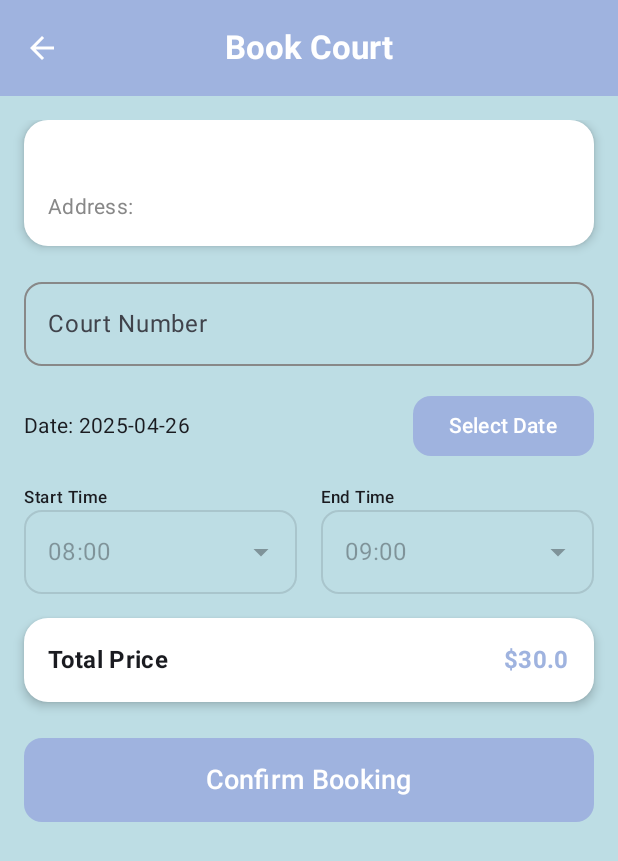
After one commit to Logiqode/ProyekMobileFrontEnd, an Android app built with Jetpack Compose: the composable BookingFormScreen called with empty values, on a phone screen of 412 x 824 dp. The commit adds this screen. Shown: the top 861 px of the screen. Run offline under Robolectric (Android 15) with nearby library versions, the phone set to English and light mode, and no system bars.

Commit message:
Booking Form

```diff
--- /dev/null
+++ b/app/src/main/java/com/example/bookminton/pages/BookingFormScreen.kt
@@ -0,0 +1,330 @@
+package com.example.bookminton.pages
+
+import android.app.DatePickerDialog
+import androidx.compose.foundation.background
+import androidx.compose.foundation.layout.*
+import androidx.compose.foundation.rememberScrollState
+import androidx.compose.foundation.verticalScroll
+import androidx.compose.material.icons.Icons
+import androidx.compose.material.icons.filled.ArrowBack
+import androidx.compose.material.icons.filled.ArrowDropDown
+import androidx.compose.material3.*
+import androidx.compose.runtime.*
+import androidx.compose.ui.Alignment
+import androidx.compose.ui.Modifier
+import androidx.compose.ui.graphics.Color
+import androidx.compose.ui.platform.LocalContext
+import androidx.compose.ui.text.font.FontWeight
+import androidx.compose.ui.unit.dp
+import androidx.compose.ui.unit.sp
+import androidx.navigation.NavHostController
+import androidx.compose.foundation.shape.RoundedCornerShape
+import java.time.LocalDate
+import java.time.LocalTime
+import com.example.bookminton.ui.theme.*
+import androidx.compose.material3.OutlinedTextFieldDefaults
+import androidx.compose.material3.Icon
+import androidx.compose.foundation.clickable
+import androidx.compose.foundation.interaction.MutableInteractionSource
+
+@OptIn(ExperimentalMaterial3Api::class)
+@Composable
+fun BookingFormScreen(
+    navController: NavHostController,
+    courtName: String,
+    courtAddress: String
+) {
+    var courtNumber by remember { mutableStateOf("") }
+    var selectedDate by remember { mutableStateOf(LocalDate.now()) }
+    var startTime by remember { mutableStateOf(LocalTime.of(8, 0)) }
+    var endTime by remember { mutableStateOf(LocalTime.of(9, 0)) }
+    val showToast = remember { mutableStateOf(false) }
+    val toastMessage = remember { mutableStateOf("") }
+    val isSuccess = remember { mutableStateOf(true) }
+    val context = LocalContext.current
+
+    // Time options
+    val timeOptions = remember {
+        (8..22).flatMap { hour ->
+            listOf(
+                LocalTime.of(hour, 0),
+                LocalTime.of(hour, 30)
+            )
+        }
+    }
+
+    if (showToast.value) {
+        LaunchedEffect(Unit) {
+            kotlinx.coroutines.delay(3500)
+            showToast.value = false
+            navController.navigate("transactions") {
+                popUpTo("home")
+            }
+        }
+    }
+
+    Scaffold(
+        topBar = {
+            CenterAlignedTopAppBar(
+                title = {
+                    Text(
+                        "Book Court",
+                        color = Color.White,
+                        fontWeight = FontWeight.Bold
+                    )
+                },
+                navigationIcon = {
+                    IconButton(onClick = { navController.popBackStack() }) {
+                        Icon(
+                            Icons.Default.ArrowBack,
+                            contentDescription = "Back",
+                            tint = Color.White
+                        )
+                    }
+                },
+                colors = TopAppBarDefaults.centerAlignedTopAppBarColors(
+                    containerColor = LightBlue
+                )
+            )
+        }
+    ) { padding ->
+        Box(
+            modifier = Modifier
+                .fillMaxSize()
+                .padding(padding)
+                .background(SoftTeal)
+        ) {
+            Column(
+                modifier = Modifier
+                    .fillMaxSize()
+                    .padding(16.dp)
+                    .verticalScroll(rememberScrollState())
+            ) {
+                // Toast notification
+                if (showToast.value) {
+                    Box(
+                        modifier = Modifier
+                            .fillMaxWidth()
+                            .background(if (isSuccess.value) statusGreen else statusRed)
+                            .padding(8.dp),
+                        contentAlignment = Alignment.Center
+                    ) {
+                        Text(
+                            text = toastMessage.value,
+                            color = Color.White,
+                            fontWeight = FontWeight.Bold
+                        )
+                    }
+                    Spacer(modifier = Modifier.height(8.dp))
+                }
+
+                // Court Information
+                Card(
+                    modifier = Modifier.fillMaxWidth(),
+                    colors = CardDefaults.cardColors(containerColor = Color.White),
+                    elevation = CardDefaults.cardElevation(defaultElevation = 4.dp),
+                    shape = RoundedCornerShape(16.dp)
+                ) {
+                    Column(modifier = Modifier.padding(16.dp)) {
+                        Text(
+                            text = courtName,
+                            style = MaterialTheme.typography.titleMedium,
+                            fontWeight = FontWeight.Bold,
+                            color = LightBlue
+                        )
+                        Spacer(modifier = Modifier.height(8.dp))
+                        Text(
+                            text = "Address: $courtAddress",
+                            style = MaterialTheme.typography.bodyMedium,
+                            color = Color.Gray
+                        )
+                    }
+                }
+
+                Spacer(modifier = Modifier.height(16.dp))
+
+                // Court Number Input
+                OutlinedTextField(
+                    value = courtNumber,
+                    onValueChange = { courtNumber = it },
+                    modifier = Modifier.fillMaxWidth(),
+                    label = { Text("Court Number") },
+                    shape = RoundedCornerShape(12.dp),
+                    colors = OutlinedTextFieldDefaults.colors(
+                        focusedBorderColor = LightBlue,
+                        unfocusedBorderColor = Color.Gray
+                    )
+                )
+
+                Spacer(modifier = Modifier.height(16.dp))
+
+                // Date Picker
+                Row(
+                    modifier = Modifier.fillMaxWidth(),
+                    verticalAlignment = Alignment.CenterVertically,
+                    horizontalArrangement = Arrangement.SpaceBetween
+                ) {
+                    Text(
+                        text = "Date: $selectedDate",
+                        style = MaterialTheme.typography.bodyMedium
+                    )
+                    Button(
+                        onClick = {
+                            DatePickerDialog(
+                                context,
+                                { _, year, month, dayOfMonth ->
+                                    selectedDate = LocalDate.of(year, month + 1, dayOfMonth)
+                                },
+                                selectedDate.year,
+                                selectedDate.monthValue - 1,
+                                selectedDate.dayOfMonth
+                            ).apply {
+                                datePicker.minDate = System.currentTimeMillis()
+                                show()
+                            }
+                        },
+                        colors = ButtonDefaults.buttonColors(
+                            containerColor = LightBlue,
+                            contentColor = Color.White
+                        ),
+                        shape = RoundedCornerShape(12.dp)
+                    ) {
+                        Text("Select Date")
+                    }
+                }
+
+                Spacer(modifier = Modifier.height(16.dp))
+
+                // Time Selection
+                Row(
+                    modifier = Modifier.fillMaxWidth(),
+                    verticalAlignment = Alignment.CenterVertically,
+                    horizontalArrangement = Arrangement.SpaceBetween
+                ) {
+                    Column(modifier = Modifier.weight(1f)) {
+                        Text("Start Time", style = MaterialTheme.typography.labelSmall)
+                        TimeDropdown(
+                            selectedTime = startTime,
+                            onTimeSelected = { startTime = it },
+                            timeOptions = timeOptions
+                        )
+                    }
+
+                    Spacer(modifier = Modifier.width(16.dp))
+
+                    Column(modifier = Modifier.weight(1f)) {
+                        Text("End Time", style = MaterialTheme.typography.labelSmall)
+                        TimeDropdown(
+                            selectedTime = endTime,
+                            onTimeSelected = { endTime = it },
+                            timeOptions = timeOptions.filter { it.isAfter(startTime) }
+                        )
+                    }
+                }
+
+                Spacer(modifier = Modifier.height(16.dp))
+
+                // Price Display
+                Card(
+                    modifier = Modifier.fillMaxWidth(),
+                    colors = CardDefaults.cardColors(containerColor = Color.White),
+                    elevation = CardDefaults.cardElevation(defaultElevation = 4.dp),
+                    shape = RoundedCornerShape(16.dp)
+                ) {
+                    Row(
+                        modifier = Modifier
+                            .fillMaxWidth()
+                            .padding(16.dp),
+                        horizontalArrangement = Arrangement.SpaceBetween,
+                        verticalAlignment = Alignment.CenterVertically
+                    ) {
+                        Text(
+                            text = "Total Price",
+                            style = MaterialTheme.typography.titleMedium,
+                            fontWeight = FontWeight.Bold
+                        )
+                        Text(
+                            text = "$30.0",
+                            style = MaterialTheme.typography.titleMedium,
+                            fontWeight = FontWeight.Bold,
+                            color = LightBlue
+                        )
+                    }
+                }
+
+                Spacer(modifier = Modifier.height(24.dp))
+
+                // Confirm Button
+                Button(
+                    onClick = {
+                        toastMessage.value = "Booking successful. You will be redirected to the Transactions page in 3 seconds."
+                        isSuccess.value = true
+                        showToast.value = true
+                    },
+                    modifier = Modifier
+                        .fillMaxWidth()
+                        .height(56.dp),
+                    colors = ButtonDefaults.buttonColors(
+                        containerColor = LightBlue,
+                        contentColor = Color.White
+                    ),
+                    shape = RoundedCornerShape(12.dp)
+                ) {
+                    Text("Confirm Booking", fontSize = 18.sp)
+                }
+            }
+        }
+    }
+}
+
+@OptIn(ExperimentalMaterial3Api::class)
+@Composable
+fun TimeDropdown(
+    selectedTime: LocalTime,
+    onTimeSelected: (LocalTime) -> Unit,
+    timeOptions: List<LocalTime>
+) {
+    var expanded by remember { mutableStateOf(false) }
+    val interactionSource = remember { MutableInteractionSource() }
+
+    Box(modifier = Modifier.fillMaxWidth()) {
+        // This Box will handle the click events
+        Box(
+            modifier = Modifier.clickable { expanded = true }
+        ) {
+            OutlinedTextField(
+                value = selectedTime.toString(),
+                onValueChange = {},
+                modifier = Modifier.fillMaxWidth(),
+                readOnly = true,
+                trailingIcon = {
+                    Icon(Icons.Default.ArrowDropDown, contentDescription = "Select time")
+                },
+                shape = RoundedCornerShape(12.dp),
+                colors = OutlinedTextFieldDefaults.colors(
+                    focusedBorderColor = LightBlue,
+                    unfocusedBorderColor = Color.Gray
+                ),
+                // Remove the onClick parameter and make it read-only
+                enabled = false,
+                interactionSource = interactionSource
+            )
+        }
+
+        DropdownMenu(
+            expanded = expanded,
+            onDismissRequest = { expanded = false },
+            modifier = Modifier.fillMaxWidth()
+        ) {
+            timeOptions.forEach { time ->
+                DropdownMenuItem(
+                    text = { Text(time.toString()) },
+                    onClick = {
+                        onTimeSelected(time)
+                        expanded = false
+                    }
+                )
+            }
+        }
+    }
+}
--- a/app/src/main/java/com/example/bookminton/ui/theme/Color.kt
+++ b/app/src/main/java/com/example/bookminton/ui/theme/Color.kt
@@ -16,3 +16,4 @@ val SoftTeal = Color(0xFFBDDDE4)
 val Cream = Color(0xFFFFF1D5)
 
 val statusGreen = Color(0xFF008000)
+val statusRed = Color(0xFF800517)
```
Also changed, not shown: app/src/main/java/com/example/bookminton/navigation/Navigation.kt (+22 -0 lines), app/src/main/java/com/example/bookminton/pages/BookingScreen.kt (+22 -14 lines).
